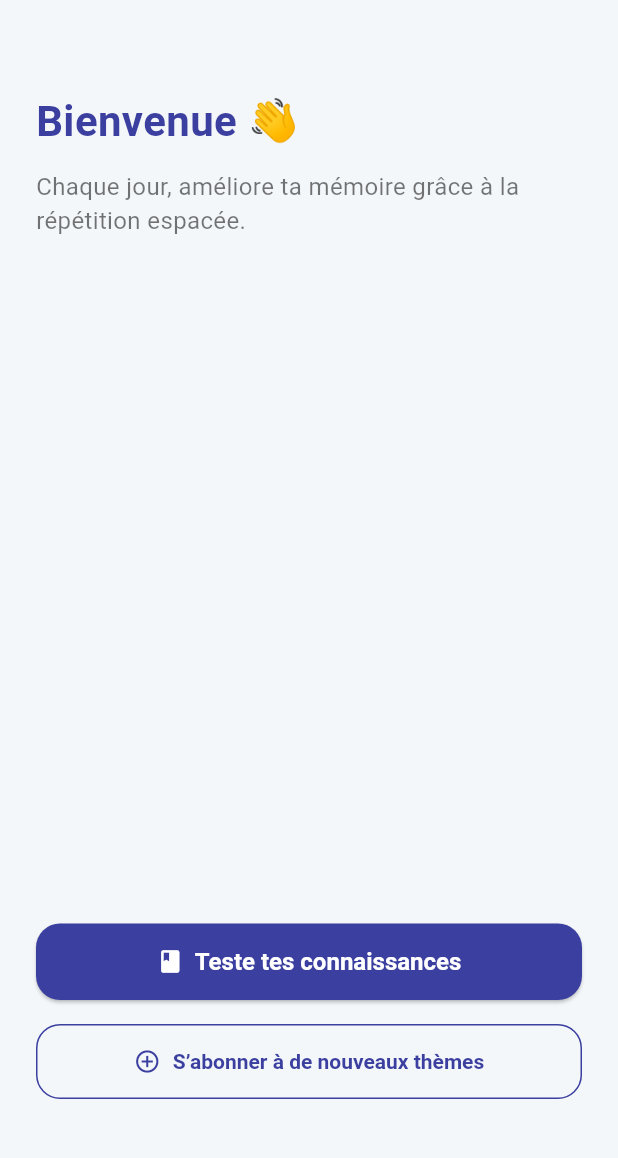
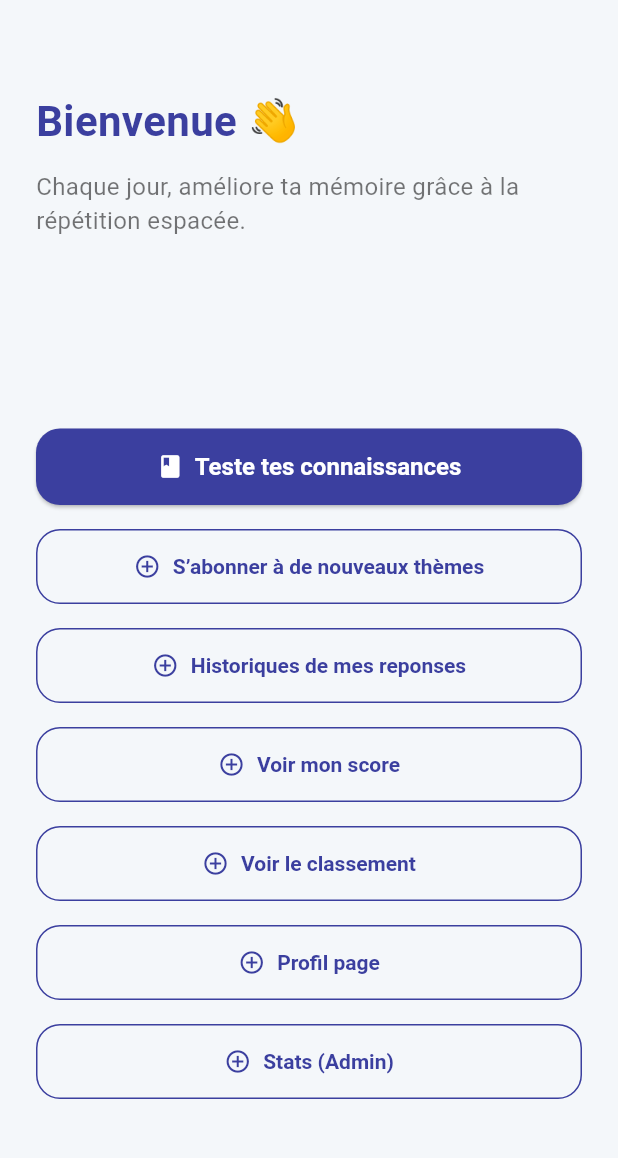
Before and after one commit to Jilvo/LeitMind-Mobile, a Flutter app: the HomeScreen screen opened by its route, on a phone screen of 412 x 824 dp, the part 65-1223 px from its top. Run offline on Flutter 3.47's test engine with Material 3 defaults, Android fonts, the phone set to English and light mode, and no system bars; our stand-ins replace cached_network_image, flutter_dotenv, image_picker, shared_preferences; accounts and stored records are empty.

Commit message:
add profil page

```diff
--- a/lib/main.dart
+++ b/lib/main.dart
@@ -4,7 +4,8 @@ import 'screens/login_screen.dart';
 import 'screens/register_screen.dart';
 import 'screens/home_screen.dart';
 import 'screens/onboarding_screen.dart';
-import 'screens/init_screen.dart'; // ← ajout ici
+import 'screens/init_screen.dart';
+import 'screens/profile_screen.dart';
 
 Future<void> main() async {
   await dotenv.load();
@@ -24,6 +25,7 @@ class LeitMindApp extends StatelessWidget {
         '/login': (context) => const LoginScreen(),
         '/register': (context) => const RegisterScreen(),
         '/home': (context) => const HomeScreen(),
+        '/profile': (context) => const ProfileScreen(),
       },
     );
   }
--- a/lib/screens/home_screen.dart
+++ b/lib/screens/home_screen.dart
@@ -1,5 +1,6 @@
 import 'package:flutter/material.dart';
 import 'question_screen.dart';
+import 'profile_screen.dart';
 import 'package:shared_preferences/shared_preferences.dart';
 
 class HomeScreen extends StatefulWidget {
@@ -123,6 +124,102 @@ class _HomeScreenState extends State<HomeScreen> {
                     foregroundColor: const Color(0xFF3B3F9F),
                     textStyle: const TextStyle(fontWeight: FontWeight.bold),
                   ),
+                ),const SizedBox(height: 16),
+                OutlinedButton.icon(
+                  onPressed: () {
+                    // Logique d’abonnement ou navigation
+                    ScaffoldMessenger.of(context).showSnackBar(
+                      const SnackBar(content: Text("Fonction 'S’abonner' à venir !")),
+                    );
+                  },
+                  icon: const Icon(Icons.add_circle_outline),
+                  label: const Text("Historiques de mes reponses"),
+                  style: OutlinedButton.styleFrom(
+                    side: const BorderSide(color: Color(0xFF3B3F9F)),
+                    padding: const EdgeInsets.symmetric(vertical: 16),
+                    shape: RoundedRectangleBorder(
+                      borderRadius: BorderRadius.circular(16),
+                    ),
+                    foregroundColor: const Color(0xFF3B3F9F),
+                    textStyle: const TextStyle(fontWeight: FontWeight.bold),
+                  ),
+                ),const SizedBox(height: 16),
+                OutlinedButton.icon(
+                  onPressed: () {
+                    // Logique d’abonnement ou navigation
+                    ScaffoldMessenger.of(context).showSnackBar(
+                      const SnackBar(content: Text("Fonction 'Historiques' à venir !")),
+                    );
+                  },
+                  icon: const Icon(Icons.add_circle_outline),
+                  label: const Text("Voir mon score"),
+                  style: OutlinedButton.styleFrom(
+                    side: const BorderSide(color: Color(0xFF3B3F9F)),
+                    padding: const EdgeInsets.symmetric(vertical: 16),
+                    shape: RoundedRectangleBorder(
+                      borderRadius: BorderRadius.circular(16),
+                    ),
+                    foregroundColor: const Color(0xFF3B3F9F),
+                    textStyle: const TextStyle(fontWeight: FontWeight.bold),
+                  ),
+                ),const SizedBox(height: 16),
+                OutlinedButton.icon(
+                  onPressed: () {
+                    // Logique d’abonnement ou navigation
+                    ScaffoldMessenger.of(context).showSnackBar(
+                      const SnackBar(content: Text("Fonction 'S’abonner' à venir !")),
+                    );
+                  },
+                  icon: const Icon(Icons.add_circle_outline),
+                  label: const Text("Voir le classement"),
+                  style: OutlinedButton.styleFrom(
+                    side: const BorderSide(color: Color(0xFF3B3F9F)),
+                    padding: const EdgeInsets.symmetric(vertical: 16),
+                    shape: RoundedRectangleBorder(
+                      borderRadius: BorderRadius.circular(16),
+                    ),
+                    foregroundColor: const Color(0xFF3B3F9F),
+                    textStyle: const TextStyle(fontWeight: FontWeight.bold),
+                  ),
+                ),const SizedBox(height: 16),
+                OutlinedButton.icon(
+                  onPressed: () {
+                    // Logique d’abonnement ou navigation
+                    Navigator.push(
+                      context,
+                      MaterialPageRoute(builder: (_) => const ProfileScreen()),
+                    );
+                  },
+                  icon: const Icon(Icons.add_circle_outline),
+                  label: const Text("Profil page"),
+                  style: OutlinedButton.styleFrom(
+                    side: const BorderSide(color: Color(0xFF3B3F9F)),
+                    padding: const EdgeInsets.symmetric(vertical: 16),
+                    shape: RoundedRectangleBorder(
+                      borderRadius: BorderRadius.circular(16),
+                    ),
+                    foregroundColor: const Color(0xFF3B3F9F),
+                    textStyle: const TextStyle(fontWeight: FontWeight.bold),
+                  ),
+                ),const SizedBox(height: 16),
+                OutlinedButton.icon(
+                  onPressed: () {
+                    // Logique d’abonnement ou navigation
+                    ScaffoldMessenger.of(context).showSnackBar(
+                      const SnackBar(content: Text("Fonction 'S’abonner' à venir !")),
+                    );
+                  },
+                  icon: const Icon(Icons.add_circle_outline),
+                  label: const Text("Stats (Admin)"),
+                  style: OutlinedButton.styleFrom(
+                    side: const BorderSide(color: Color(0xFF3B3F9F)),
+                    padding: const EdgeInsets.symmetric(vertical: 16),
+                    shape: RoundedRectangleBorder(
+                      borderRadius: BorderRadius.circular(16),
+                    ),
+                    foregroundColor: const Color(0xFF3B3F9F),
+                    textStyle: const TextStyle(fontWeight: FontWeight.bold),
+                  ),
                 ),
               ],
             ),
--- a/lib/services/auth_service.dart
+++ b/lib/services/auth_service.dart
@@ -24,7 +24,10 @@ class AuthService {
         final prefs = await SharedPreferences.getInstance();
         final token = data['access_token'];
         await prefs.setString('token', token);
+        print(data["user"]);
         await prefs.setString("username", data["user"]["username"]);
+        await prefs.setString("email", data["user"]["email"]);
+        await prefs.setString("userId", data["user"]["user_id"]);
         return (true, "Connexion réussie");
       }
       final rawDetail = data["detail"]["message"];
--- a/pubspec.yaml
+++ b/pubspec.yaml
@@ -34,7 +34,10 @@ dependencies:
   flutter_dotenv: ^5.0.2
   shared_preferences: ^2.2.2
   jwt_decoder: ^2.0.1
-
+  image_picker: ^1.0.4
+  path_provider: ^2.1.1
+  path: ^1.8.3
+  cached_network_image: ^3.3.1
   # The following adds the Cupertino Icons font to your application.
   # Use with the CupertinoIcons class for iOS style icons.
   cupertino_icons: ^1.0.8
```
Also changed, not shown: lib/screens/profile_screen.dart (added, +235 -0 lines), pubspec.lock, 5 other files.
